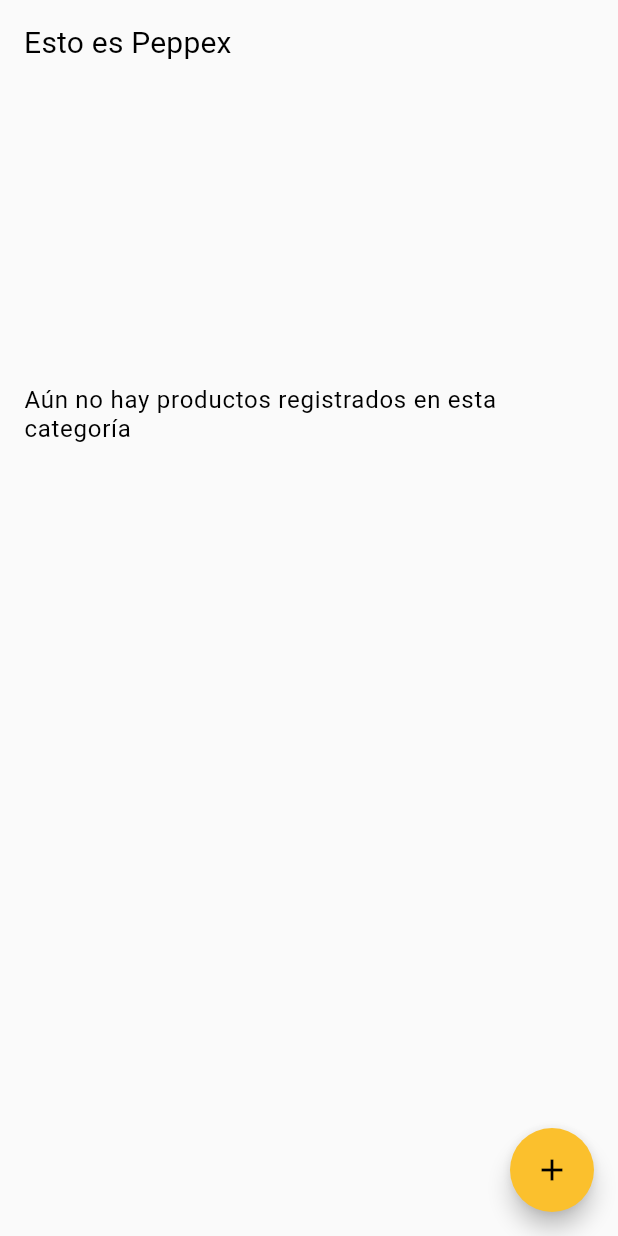
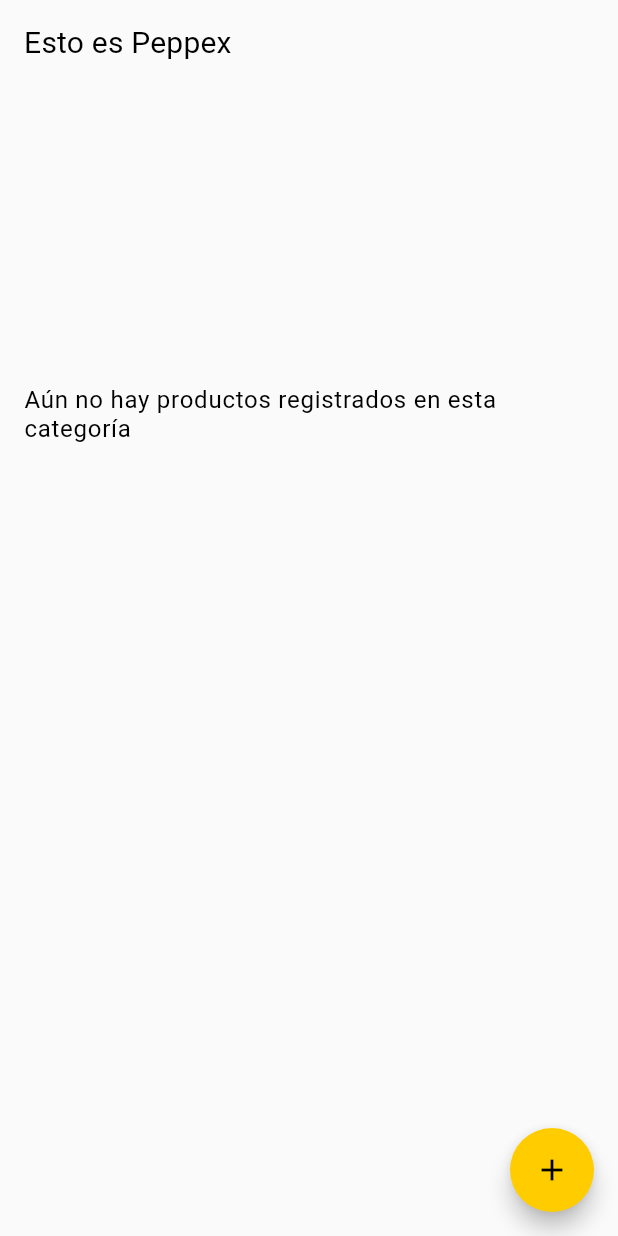
Before and after one commit to BadinhoCornejo/peppex-delivery, a Flutter app: the screen it shows once a user with an empty profile is signed in, on a phone screen of 412 x 824 dp. Run offline on Flutter 3.47's test engine with Material 2 defaults, Android fonts, the phone set to English and light mode, and no system bars; our stand-ins replace cloud_firestore, firebase_auth, firebase_core, font_awesome_flutter, get, get_storage and 1 more; accounts and stored records are empty.

Commit message:
Tamaños de botones y primary color

```diff
--- a/lib/constants/app_theme.dart
+++ b/lib/constants/app_theme.dart
@@ -1,4 +1,6 @@
 import 'package:flutter/material.dart';
+
+const PrimaryColor = Color.fromRGBO(255, 204, 0, 1);
 
 const Headline5Size = 24.0;
 const Headline6Size = 20.0;
@@ -18,11 +20,11 @@ const _borderInput = OutlineInputBorder(
 
 ThemeData appTheme() => ThemeData(
       brightness: Brightness.light,
-      primaryColor: Colors.yellow[700],
+      primaryColor: PrimaryColor,
       accentColor: Colors.yellowAccent[400],
-      hintColor: Colors.yellow[700],
+      hintColor: PrimaryColor,
       dividerColor: Colors.black.withOpacity(0.54),
-      buttonColor: Colors.yellow[700],
+      buttonColor: PrimaryColor,
       appBarTheme: appBarTheme(),
       textTheme: TextTheme(
           headline6: headline6Style(),
@@ -50,9 +52,9 @@ ThemeData appTheme() => ThemeData(
         style: ButtonStyle(
           shape: MaterialStateProperty.all<OutlinedBorder>(
               RoundedRectangleBorder(borderRadius: BorderRadius.circular(8))),
-          backgroundColor: MaterialStateProperty.all<Color>(Colors.yellow[700]),
+          backgroundColor: MaterialStateProperty.all<Color>(PrimaryColor),
           padding: MaterialStateProperty.all<EdgeInsetsGeometry>(
-              EdgeInsets.only(top: 20, bottom: 20)),
+              EdgeInsets.symmetric(vertical: 8)),
           textStyle: MaterialStateProperty.all<TextStyle>(
             TextStyle(
               fontFamily: FontNameDefault,
@@ -92,7 +94,7 @@ TextStyle body1Style() => TextStyle(
 
 TextStyle primaryButtonTextStyle() => TextStyle(
       fontFamily: FontNameDefault,
-      fontWeight: FontWeight.w500,
+      fontWeight: FontWeight.normal,
       fontSize: Body1Size,
       color: Colors.black,
       letterSpacing: 1.25,
@@ -128,7 +130,7 @@ TextStyle loginSecondaryStyle() => TextStyle(
       fontFamily: FontNameDefault,
       fontWeight: FontWeight.w500,
       fontSize: Body2Size,
-      color: Colors.yellow[700],
+      color: PrimaryColor,
       letterSpacing: 0.15,
     );
 
--- a/lib/controllers/categories_controller.dart
+++ b/lib/controllers/categories_controller.dart
@@ -10,8 +10,6 @@ class CategoriesController extends GetxController {
   final FirebaseFirestore _db = FirebaseFirestore.instance;
 
   Rx<CategoryModel> category = Rx<CategoryModel>();
-  Rx<List<CategoryModel>> categoriesStream = Rx<List<CategoryModel>>();
-  Rx<List<ProductModel>> productsStream = Rx<List<ProductModel>>();
 
   @override
   void onInit() {
--- a/lib/ui/components/input_field.dart
+++ b/lib/ui/components/input_field.dart
@@ -54,6 +54,7 @@ class _InputFieldState extends State<InputField> {
       onSaved: widget.onSaved,
       style: Theme.of(context).textTheme.bodyText1,
       decoration: InputDecoration(
+        contentPadding: EdgeInsets.symmetric(vertical: 8),
         prefixIcon: Icon(widget.iconData, size: 20),
         hintText: widget.textHint,
         border: OutlineInputBorder(
```
Also changed, not shown: lib/ui/auth/login.dart (+9 -8 lines), lib/ui/auth/register.dart (+17 -24 lines), lib/ui/components/main_button.dart (+6 -6 lines), lib/ui/screens/home.dart (+7 -4 lines).
